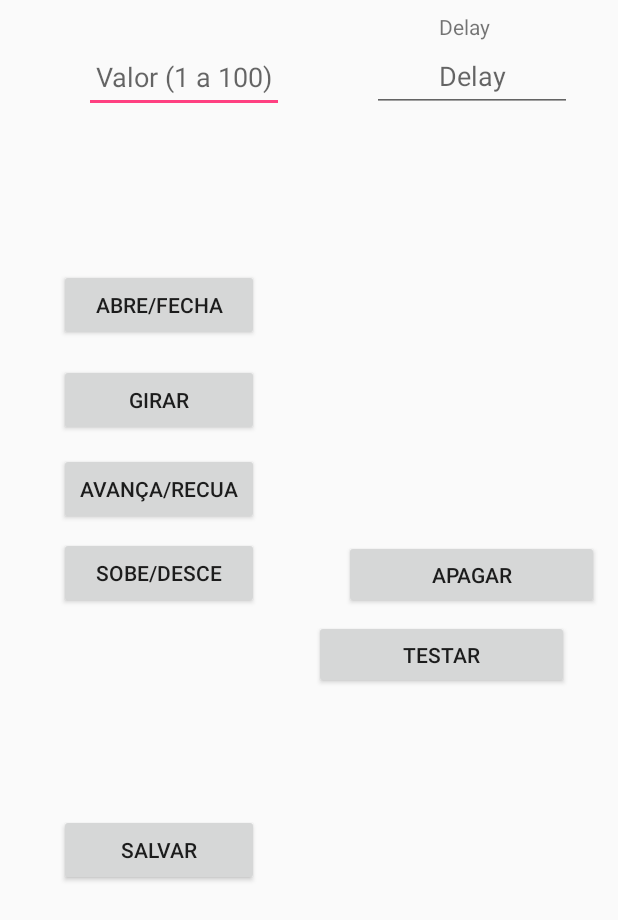
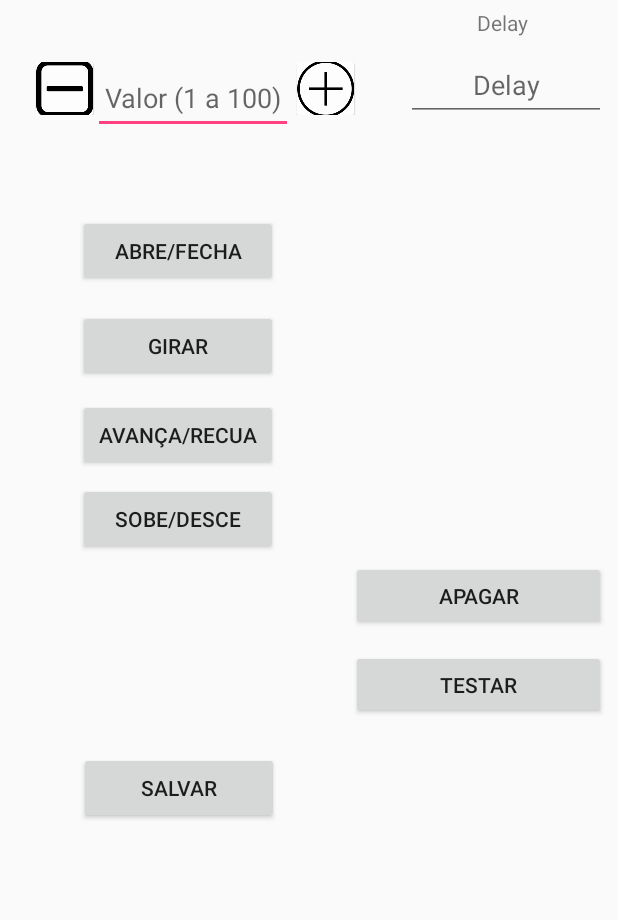
Before and after one commit to wgalam/RoboticaNasEscolasQuixada, an Android app: the layout content_tela_de_programacao.xml on its own in the app's theme, with its tools: preview values and no code run, on a phone screen of 412 x 824 dp. Shown: the top 920 px of the screen. Run offline under Robolectric (Android 15) with nearby library versions, the phone set to English and light mode, and no system bars.

Commit message:
Corrigido pequenos bugs.

```diff
--- a/app/src/main/java/com/example/enoque_alves/comunicacaoblue/joystickk.java
+++ b/app/src/main/java/com/example/enoque_alves/comunicacaoblue/joystickk.java
@@ -52,9 +52,9 @@ public class joystickk extends AppCompatActivity {
         more_d = (ImageButton) findViewById(R.id.button_more_d);
         less_c = (ImageButton) findViewById(R.id.button_less_c);
         less_d = (ImageButton) findViewById(R.id.button_less_d);
-        more_base = (ImageButton) findViewById(R.id.button_more_garra);
+        more_base = (ImageButton) findViewById(R.id.button_more_base);
         more_garra = (ImageButton) findViewById(R.id.button_more_garra);
-        less_garra = (ImageButton) findViewById(R.id.button_less_base);
+        less_garra = (ImageButton) findViewById(R.id.button_less_garra);
         less_base = (ImageButton) findViewById(R.id.button_less_base);
         label_base = (TextView) findViewById(R.id.label_base);
         label_garra = (TextView) findViewById(R.id.label_garra);
--- a/app/src/main/res/layout/content_tela_de_programacao.xml
+++ b/app/src/main/res/layout/content_tela_de_programacao.xml
@@ -19,12 +19,12 @@
         app:layout_constraintLeft_toLeftOf="parent"
         app:layout_constraintRight_toLeftOf="@+id/linearLayout"
         android:layout_marginRight="8dp"
-        app:layout_constraintHorizontal_bias="0.517"
+        app:layout_constraintHorizontal_bias="0.516"
         app:layout_constraintTop_toTopOf="parent"
         android:layout_marginTop="47dp"
         app:layout_constraintBottom_toBottomOf="parent"
         android:layout_marginBottom="8dp"
-        app:layout_constraintVertical_bias="0.183" />
+        app:layout_constraintVertical_bias="0.133" />
 
     <Button
         android:id="@+id/telaDeProgramacao_girar"
@@ -74,25 +74,6 @@
         android:layout_marginBottom="8dp"
         app:layout_constraintVertical_bias="0.0" />
 
-    <LinearLayout
-        android:layout_width="170dp"
-        android:layout_height="239dp"
-        android:orientation="horizontal"
-        android:id="@+id/linearLayout"
-        android:layout_marginTop="109dp"
-        app:layout_constraintTop_toTopOf="parent"
-        android:layout_marginLeft="209dp"
-        app:layout_constraintLeft_toLeftOf="parent"
-        android:layout_marginRight="8dp"
-        app:layout_constraintRight_toRightOf="parent"
-        app:layout_constraintHorizontal_bias="0.0">
-
-        <ListView
-            android:id="@+id/telaDeProgramacao_lista_de_comandos"
-            android:layout_width="match_parent"
-            android:layout_height="match_parent" />
-    </LinearLayout>
-
     <EditText
         android:id="@+id/telaDeProgramacao_ValorEnviado"
         android:inputType="numberDecimal"
@@ -108,23 +89,23 @@
         android:layout_marginRight="37dp"
         android:layout_marginLeft="8dp"
         app:layout_constraintLeft_toLeftOf="parent"
-        app:layout_constraintHorizontal_bias="0.688"
+        app:layout_constraintHorizontal_bias="0.584"
         android:layout_marginBottom="8dp"
         app:layout_constraintBottom_toTopOf="@+id/telaDeProgramacao_abreFecha"
-        app:layout_constraintVertical_bias="0.0" />
+        app:layout_constraintVertical_bias="0.23" />
 
     <Button
         android:id="@+id/telaDeProgramacao_apagar"
         android:layout_width="170dp"
         android:layout_height="46dp"
         android:text="Apagar"
-        app:layout_constraintLeft_toLeftOf="@+id/linearLayout"
         android:layout_marginLeft="8dp"
-        android:layout_marginTop="11dp"
+        android:layout_marginTop="25dp"
         app:layout_constraintTop_toBottomOf="@+id/linearLayout"
         android:layout_marginRight="8dp"
         app:layout_constraintRight_toRightOf="parent"
-        app:layout_constraintHorizontal_bias="0.727" />
+        app:layout_constraintHorizontal_bias="1.0"
+        app:layout_constraintLeft_toRightOf="@+id/telaDeProgramacao_salvar" />
 
     <Button
         android:id="@+id/telaDeProgramacao_salvar"
@@ -137,22 +118,23 @@
         android:layout_marginRight="8dp"
         app:layout_constraintBottom_toBottomOf="parent"
         android:layout_marginBottom="105dp"
-        app:layout_constraintHorizontal_bias="0.517"
+        app:layout_constraintHorizontal_bias="0.526"
         android:layout_marginTop="8dp"
-        app:layout_constraintTop_toBottomOf="@+id/telaDeProgramacao_sobeDesce" />
+        app:layout_constraintTop_toBottomOf="@+id/telaDeProgramacao_sobeDesce"
+        app:layout_constraintVertical_bias="0.422" />
 
     <Button
         android:id="@+id/telaDeProgramacao_testar"
         android:layout_width="170dp"
         android:layout_height="46dp"
         android:text="Testar"
-        android:layout_marginLeft="0dp"
-        app:layout_constraintLeft_toLeftOf="@+id/linearLayout"
-        android:layout_marginTop="7dp"
+        android:layout_marginLeft="8dp"
+        android:layout_marginTop="13dp"
         app:layout_constraintTop_toBottomOf="@+id/telaDeProgramacao_apagar"
         android:layout_marginRight="8dp"
         app:layout_constraintRight_toRightOf="parent"
-        app:layout_constraintHorizontal_bias="0.0" />
+        app:layout_constraintHorizontal_bias="1.0"
+        app:layout_constraintLeft_toRightOf="@+id/telaDeProgramacao_salvar" />
 
     <EditText
         android:id="@+id/telaDeProgramacao_delay"
@@ -165,29 +147,68 @@
         android:selectAllOnFocus="false"
         android:singleLine="false"
         android:textAlignment="center"
-        app:layout_constraintHorizontal_bias="0.914"
-        app:layout_constraintLeft_toLeftOf="parent"
+        app:layout_constraintHorizontal_bias="1.0"
         app:layout_constraintRight_toRightOf="parent"
         android:layout_marginBottom="11dp"
         app:layout_constraintBottom_toTopOf="@+id/linearLayout"
         app:layout_constraintTop_toTopOf="parent"
         android:layout_marginTop="8dp"
-        app:layout_constraintVertical_bias="0.452" />
+        app:layout_constraintVertical_bias="0.595"
+        app:layout_constraintLeft_toRightOf="@+id/telaDeProgramacao_button_more" />
 
     <TextView
         android:id="@+id/textView4"
         android:layout_width="wrap_content"
         android:layout_height="wrap_content"
-        android:layout_marginBottom="0dp"
+        android:layout_marginBottom="8dp"
         android:layout_marginLeft="8dp"
         android:layout_marginRight="8dp"
         android:text="Delay"
-        app:layout_constraintLeft_toLeftOf="parent"
         app:layout_constraintRight_toRightOf="parent"
         app:layout_constraintTop_toTopOf="parent"
         android:layout_marginTop="8dp"
-        app:layout_constraintBottom_toTopOf="@+id/telaDeProgramacao_ValorEnviado"
-        app:layout_constraintVertical_bias="0.0"
-        app:layout_constraintHorizontal_bias="0.787" />
+        app:layout_constraintBottom_toTopOf="@+id/telaDeProgramacao_delay"
+        app:layout_constraintVertical_bias="1.0"
+        app:layout_constraintHorizontal_bias="0.687"
+        app:layout_constraintLeft_toRightOf="@+id/telaDeProgramacao_ValorEnviado" />
+
+    <LinearLayout
+        android:id="@+id/linearLayout"
+        android:layout_width="170dp"
+        android:layout_height="239dp"
+        android:layout_marginLeft="8dp"
+        android:layout_marginRight="8dp"
+        android:layout_marginTop="109dp"
+        android:orientation="horizontal"
+        app:layout_constraintHorizontal_bias="1.0"
+        app:layout_constraintRight_toRightOf="parent"
+        app:layout_constraintTop_toTopOf="parent"
+        app:layout_constraintLeft_toRightOf="@+id/telaDeProgramacao_ValorEnviado">
+
+        <ListView
+            android:id="@+id/telaDeProgramacao_lista_de_comandos"
+            android:layout_width="match_parent"
+            android:layout_height="match_parent" />
+    </LinearLayout>
+
+    <ImageButton
+        android:id="@+id/telaDeProgramacao_button_more"
+        android:layout_width="41dp"
+        android:layout_height="35dp"
+        app:srcCompat="@mipmap/button_more"
+        app:layout_constraintLeft_toRightOf="@+id/telaDeProgramacao_ValorEnviado"
+        android:layout_marginLeft="1dp"
+        app:layout_constraintTop_toTopOf="@+id/telaDeProgramacao_ValorEnviado"
+        android:layout_marginTop="0dp" />
+
+    <ImageButton
+        android:id="@+id/telaDeProgramacao_button_less"
+        android:layout_width="41dp"
+        android:layout_height="35dp"
+        android:layout_marginRight="-2dp"
+        android:layout_marginTop="0dp"
+        app:layout_constraintRight_toLeftOf="@+id/telaDeProgramacao_ValorEnviado"
+        app:layout_constraintTop_toTopOf="@+id/telaDeProgramacao_ValorEnviado"
+        app:srcCompat="@mipmap/ic_launcher" />
 
 </android.support.constraint.ConstraintLayout>
```
Also changed, not shown: app/src/main/java/com/example/enoque_alves/comunicacaoblue/TelaDeProgramacao.java (+43 -1 lines).
